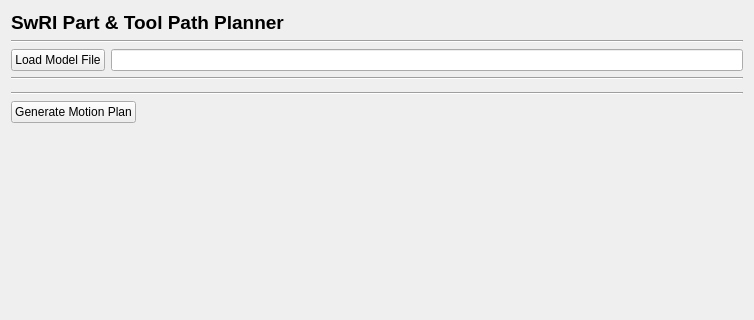
Qt form opp_gui/ui/tool_path_planner.ui (steviedale/toolpath_offline_planning) before a commit; both pictures show x 0 to 754 and y 0 to 320 of the 754 by 665 pixel window.
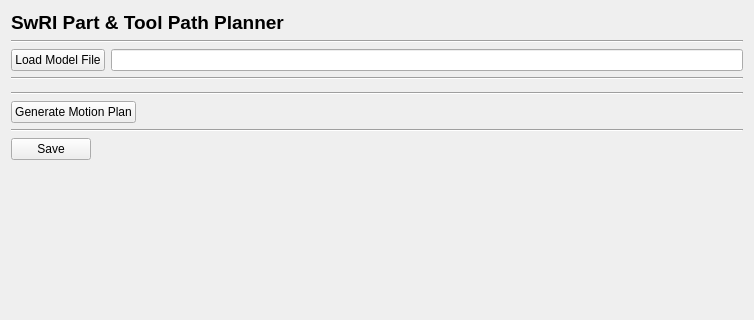
The same form after that commit.

Commit message: renamed tool_path_planner_sql_[panel/widget] -> multi_tool_path_planner_[panel/widget]

Diff of the .ui file:
```diff
--- a/opp_gui/ui/tool_path_planner.ui
+++ b/opp_gui/ui/tool_path_planner.ui
@@ -90,6 +90,37 @@
      </item>
     </layout>
    </item>
+   <item>
+    <widget class="Line" name="line_4">
+     <property name="orientation">
+      <enum>Qt::Horizontal</enum>
+     </property>
+    </widget>
+   </item>
+   <item>
+    <layout class="QHBoxLayout" name="horizontalLayout_3">
+     <item>
+      <widget class="QPushButton" name="push_button_save">
+       <property name="text">
+        <string>Save</string>
+       </property>
+      </widget>
+     </item>
+     <item>
+      <spacer name="horizontalSpacer_3">
+       <property name="orientation">
+        <enum>Qt::Horizontal</enum>
+       </property>
+       <property name="sizeHint" stdset="0">
+        <size>
+         <width>40</width>
+         <height>20</height>
+        </size>
+       </property>
+      </spacer>
+     </item>
+    </layout>
+   </item>
    <item>
     <spacer name="verticalSpacer">
      <property name="orientation">
```
The commit also changes 14 other files.
